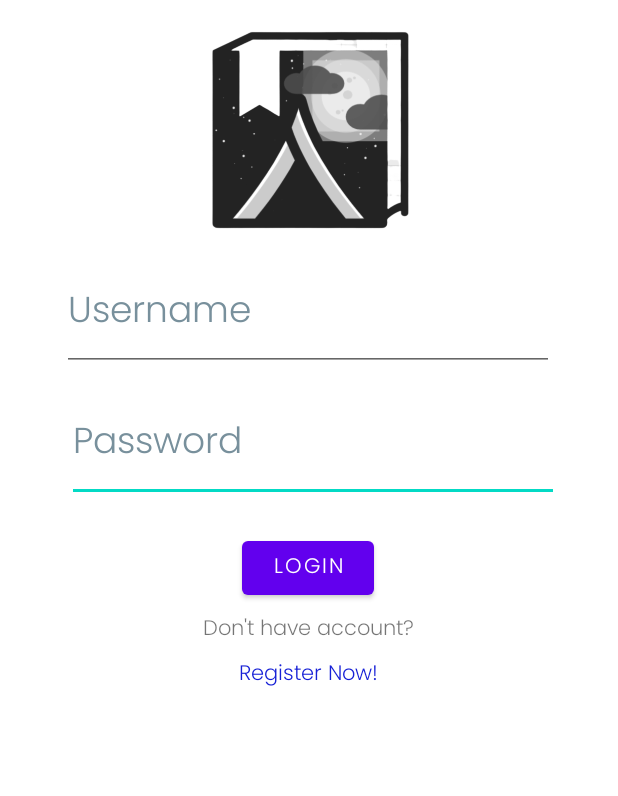
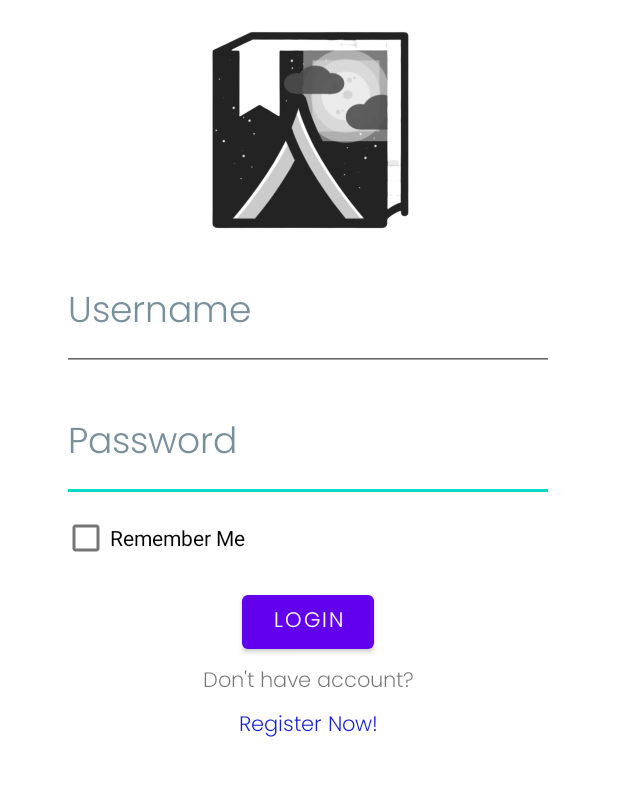
Before and after one commit to stefanagusto/jsleep-android, an Android app: the LoginActivity screen opened directly, with no data from a screen before it, on a phone screen of 412 x 824 dp, the part 282-1078 px from its top. Run offline under Robolectric (Android 15) with nearby library versions, the light colour scheme and no system bars; Roboto replaces fonts that are not available here.

Commit message:
Fitur Tambahan Login Session dan Log out

```diff
--- a/app/src/main/java/com/stefanagustohutapeajsleepdn/jsleep_android/DetailRoomActivity.java
+++ b/app/src/main/java/com/stefanagustohutapeajsleepdn/jsleep_android/DetailRoomActivity.java
@@ -262,7 +262,10 @@ public class DetailRoomActivity extends AppCompatActivity {
         System.out.println(fromBtn.getText().toString());
         System.out.println(toBtn.getText().toString());
 
-        mApiService.createPayment(MainActivity.loginAccount.id, MainActivity.loginAccount.renter.id, tempRoom.id, dateFrom.toString(),
+        mApiService.createPayment(MainActivity.loginAccount.id,
+                MainActivity.loginAccount.renter.id,
+                tempRoom.id,
+                dateFrom.toString(),
                 dateTo .toString()).enqueue(new Callback<Payment>() {
             @Override
             public void onResponse(Call<Payment> call, Response<Payment> response) {
--- a/app/src/main/java/com/stefanagustohutapeajsleepdn/jsleep_android/LoginActivity.java
+++ b/app/src/main/java/com/stefanagustohutapeajsleepdn/jsleep_android/LoginActivity.java
@@ -2,9 +2,12 @@ package com.stefanagustohutapeajsleepdn.jsleep_android;
 
 import android.content.Context;
 import android.content.Intent;
+import android.content.SharedPreferences;
 import android.os.Bundle;
 import android.view.View;
 import android.widget.Button;
+import android.widget.CheckBox;
+import android.widget.CompoundButton;
 import android.widget.EditText;
 import android.widget.Switch;
 import android.widget.TextView;
@@ -26,6 +29,7 @@ public class LoginActivity extends AppCompatActivity {
     EditText username, password;
     Context mContext;
     Switch darkMode;
+    CheckBox remember;
 
     @Override
     protected void onCreate(Bundle savedInstanceState) {
@@ -38,6 +42,18 @@ public class LoginActivity extends AppCompatActivity {
         username = findViewById(R.id.UsernameLogin);
         password = findViewById(R.id.PasswordLogin);
         darkMode = findViewById(R.id.switchDarkMode);
+        remember = findViewById(R.id.rememberCheckBox);
+
+        SharedPreferences sharedPreferences = getSharedPreferences("checkbox", MODE_PRIVATE);
+        String checkbox = sharedPreferences.getString("remember", "");
+
+        if (checkbox.equals("true")) {
+            Intent intent = new Intent(LoginActivity.this, MainActivity.class);
+            startActivity(intent);
+        } else if (checkbox.equals("false")) {
+            Toast.makeText(this, "No Login", Toast.LENGTH_SHORT).show();
+        }
+
         darkMode.setOnClickListener(new View.OnClickListener() {
             @Override
             public void onClick(View view) {
@@ -50,7 +66,6 @@ public class LoginActivity extends AppCompatActivity {
                 }
             }
         });
-
 
         register.setOnClickListener(new View.OnClickListener() {
             @Override
@@ -65,6 +80,26 @@ public class LoginActivity extends AppCompatActivity {
             public void onClick(View view) {
                 Account account = requestAccount();
                 Account login = requestLogin();
+            }
+        });
+
+        remember.setOnCheckedChangeListener(new CompoundButton.OnCheckedChangeListener() {
+            @Override
+            public void onCheckedChanged(CompoundButton compoundButton, boolean b) {
+
+                if(compoundButton.isChecked()){
+                    SharedPreferences preferences = getSharedPreferences("checkbox", MODE_PRIVATE);
+                    SharedPreferences.Editor editor = preferences.edit();
+                    editor.putString("remember", "true");
+                    editor.apply();
+                    Toast.makeText(LoginActivity.this, "Checked", Toast.LENGTH_SHORT).show();
+                }else if (!compoundButton.isChecked()){
+                    SharedPreferences preferences = getSharedPreferences("checkbox", MODE_PRIVATE);
+                    SharedPreferences.Editor editor = preferences.edit();
+                    editor.putString("remember", "false");
+                    editor.apply();
+                    Toast.makeText(LoginActivity.this, "Unchecked", Toast.LENGTH_SHORT).show();
+                }
             }
         });
     }
@@ -106,6 +141,4 @@ public class LoginActivity extends AppCompatActivity {
         });
         return null;
     }
-
-
 }
--- a/app/src/main/res/layout/activity_login.xml
+++ b/app/src/main/res/layout/activity_login.xml
@@ -20,7 +20,7 @@
         android:textColorHint="#78909C"
         android:textSize="24sp"
         app:layout_constraintEnd_toEndOf="parent"
-        app:layout_constraintHorizontal_bias="0.53"
+        app:layout_constraintHorizontal_bias="0.493"
         app:layout_constraintStart_toStartOf="parent"
         app:layout_constraintTop_toBottomOf="@+id/UsernameLogin" />
 
@@ -45,13 +45,53 @@
         android:id="@+id/LoginButton"
         android:layout_width="88dp"
         android:layout_height="48dp"
-        android:layout_marginTop="20dp"
+        android:layout_marginTop="56dp"
         android:fontFamily="@font/poppins_light"
         android:text="@string/login"
         app:layout_constraintEnd_toEndOf="parent"
         app:layout_constraintHorizontal_bias="0.498"
         app:layout_constraintStart_toStartOf="parent"
         app:layout_constraintTop_toBottomOf="@+id/PasswordLogin" />
+
+    <CheckBox
+        android:id="@+id/rememberCheckBox"
+        android:layout_width="wrap_content"
+        android:layout_height="wrap_content"
+        android:text="Remember Me"
+        app:layout_constraintBottom_toTopOf="@+id/LoginButton"
+        app:layout_constraintEnd_toEndOf="parent"
+        app:layout_constraintHorizontal_bias="0.142"
+        app:layout_constraintStart_toStartOf="parent"
+        app:layout_constraintTop_toBottomOf="@+id/PasswordLogin"
+        app:layout_constraintVertical_bias="0.0" />
+
+    <TextView
+        android:id="@+id/RegisterLogin"
+        android:layout_width="wrap_content"
+        android:layout_height="wrap_content"
+        android:fontFamily="@font/poppins_light"
+        android:text="@string/register_now"
+        android:textColor="#1620D6"
+        app:layout_constraintBottom_toBottomOf="parent"
+        app:layout_constraintEnd_toEndOf="parent"
+        app:layout_constraintHorizontal_bias="0.498"
+        app:layout_constraintStart_toStartOf="parent"
+        app:layout_constraintTop_toBottomOf="@+id/DontHaveAccountLogin"
+        app:layout_constraintVertical_bias="0.043" />
+
+    <TextView
+        android:id="@+id/DontHaveAccountLogin"
+        android:layout_width="wrap_content"
+        android:layout_height="wrap_content"
+        android:fontFamily="@font/poppins_light"
+        android:text="@string/don_t_have_account"
+        android:textColorHint="#0A000000"
+        app:layout_constraintBottom_toBottomOf="parent"
+        app:layout_constraintEnd_toEndOf="parent"
+        app:layout_constraintHorizontal_bias="0.498"
+        app:layout_constraintStart_toStartOf="parent"
+        app:layout_constraintTop_toBottomOf="@+id/LoginButton"
+        app:layout_constraintVertical_bias="0.024" />
 
     <TextView
         android:id="@+id/Jsleep"
@@ -69,34 +109,6 @@
         app:layout_constraintStart_toStartOf="parent"
         app:layout_constraintTop_toTopOf="parent"
         app:layout_constraintVertical_bias="0.108" />
-
-    <TextView
-        android:id="@+id/DontHaveAccountLogin"
-        android:layout_width="wrap_content"
-        android:layout_height="wrap_content"
-        android:fontFamily="@font/poppins_light"
-        android:text="@string/don_t_have_account"
-        android:textColorHint="#0A000000"
-        app:layout_constraintBottom_toBottomOf="parent"
-        app:layout_constraintEnd_toEndOf="parent"
-        app:layout_constraintHorizontal_bias="0.498"
-        app:layout_constraintStart_toStartOf="parent"
-        app:layout_constraintTop_toBottomOf="@+id/LoginButton"
-        app:layout_constraintVertical_bias="0.025" />
-
-    <TextView
-        android:id="@+id/RegisterLogin"
-        android:layout_width="wrap_content"
-        android:layout_height="wrap_content"
-        android:fontFamily="@font/poppins_light"
-        android:text="@string/register_now"
-        android:textColor="#1620D6"
-        app:layout_constraintBottom_toBottomOf="parent"
-        app:layout_constraintEnd_toEndOf="parent"
-        app:layout_constraintHorizontal_bias="0.498"
-        app:layout_constraintStart_toStartOf="parent"
-        app:layout_constraintTop_toBottomOf="@+id/DontHaveAccountLogin"
-        app:layout_constraintVertical_bias="0.038" />
 
     <Switch
         android:id="@+id/switchDarkMode"
--- a/app/src/main/res/menu/menu_resource.xml
+++ b/app/src/main/res/menu/menu_resource.xml
@@ -4,7 +4,7 @@
     <item android:id="@+id/SearchButton"
         android:icon="@drawable/ic_baseline_search_24"
         android:title="Search Button"
-        app:actionViewClass="androidx.appcompat.widget.SearchView"
+        app:actionViewClass="android.widget.SearchView"
         app:showAsAction="collapseActionView|always"/>
     <item android:id="@+id/PersonButton"
         android:icon="@drawable/ic_baseline_person_24"
```
Also changed, not shown: app/src/main/java/com/stefanagustohutapeajsleepdn/jsleep_android/AboutMeActivity.java (+17 -2 lines), app/src/main/java/com/stefanagustohutapeajsleepdn/jsleep_android/MainActivity.java (+7 -3 lines), app/src/main/res/layout/activity_about_me.xml (+17 -5 lines).
